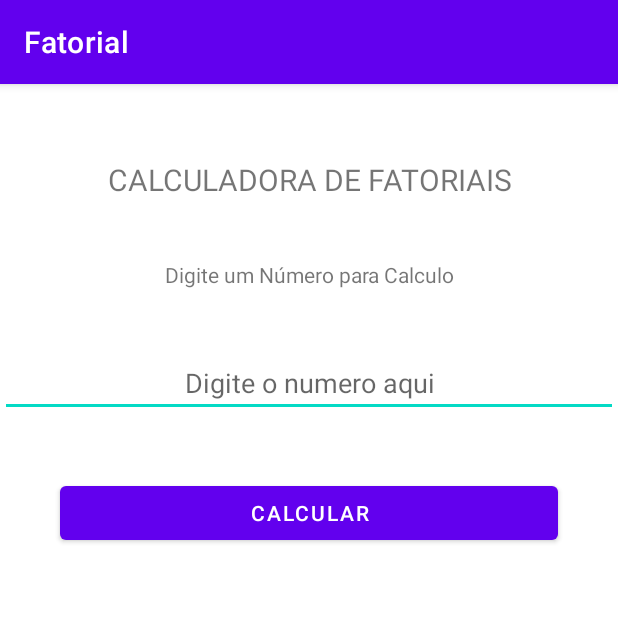
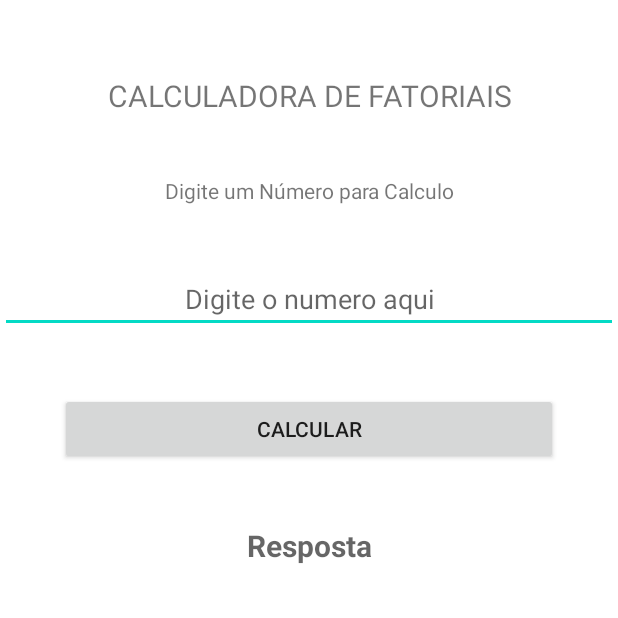
Before and after one commit to caduviegas/Fatorial, an Android app: the screen it shows after launch (MainActivity), on a phone screen of 412 x 824 dp, the top half of it. Run offline under Robolectric (Android 15) with nearby library versions, the phone set to English and light mode, and no system bars.

Commit message:
Criação da regra de negocio e xml

```diff
--- a/app/src/main/java/com/innaval/fatorial/MainActivity.java
+++ b/app/src/main/java/com/innaval/fatorial/MainActivity.java
@@ -2,13 +2,46 @@ package com.innaval.fatorial;
 
 import androidx.appcompat.app.AppCompatActivity;
 
+import android.app.Activity;
 import android.os.Bundle;
+import android.view.View;
+import android.widget.Button;
+import android.widget.EditText;
+import android.widget.TextView;
+import android.widget.Toast;
 
-public class MainActivity extends AppCompatActivity {
+import java.math.BigInteger;
+import java.util.Locale;
+
+public class MainActivity extends Activity {
+
+    EditText editText;
+    TextView textView;
+    Button button;
 
     @Override
     protected void onCreate(Bundle savedInstanceState) {
         super.onCreate(savedInstanceState);
         setContentView(R.layout.activity_main);
+
+        editText = findViewById(R.id.et_calculofatorial);
+        textView = findViewById(R.id.tv_resposta);
+        button = findViewById(R.id.btn_calcular);
+
+        button.setOnClickListener(new View.OnClickListener() {
+            @Override
+            public void onClick(View view) {
+                int num = Integer.parseInt(editText.getText().toString());
+                textView.setText("" + String.format(Locale.getDefault(), "%.2f", factorial(num)));
+            }
+        });
+    }
+
+    private double factorial(double num) {
+        if (num < 2) {
+            return 1;
+        } else {
+            return num * factorial(num - 1);
+        }
     }
 }
--- a/app/src/main/res/layout/activity_main.xml
+++ b/app/src/main/res/layout/activity_main.xml
@@ -34,6 +34,7 @@
         android:layout_width="match_parent"
         android:layout_height="wrap_content"
         android:hint="Digite o numero aqui"
+        android:inputType="number"
         app:layout_constraintTop_toBottomOf="@id/tv_texto"
         app:layout_constraintLeft_toLeftOf="parent"
         app:layout_constraintRight_toRightOf="parent"
@@ -50,4 +51,18 @@
         android:layout_margin="40dp"
         android:text="Calcular"/>
 
+    <TextView
+        android:id="@+id/tv_resposta"
+        android:layout_width="match_parent"
+        android:layout_height="wrap_content"
+        android:hint="Resposta"
+        app:layout_constraintTop_toBottomOf="@id/btn_calcular"
+        app:layout_constraintLeft_toLeftOf="parent"
+        app:layout_constraintRight_toRightOf="parent"
+        android:gravity="center"
+        android:layout_marginTop="40dp"
+        android:textStyle="bold"
+        android:textSize="20dp"/>
+
+
 </androidx.constraintlayout.widget.ConstraintLayout>
```
